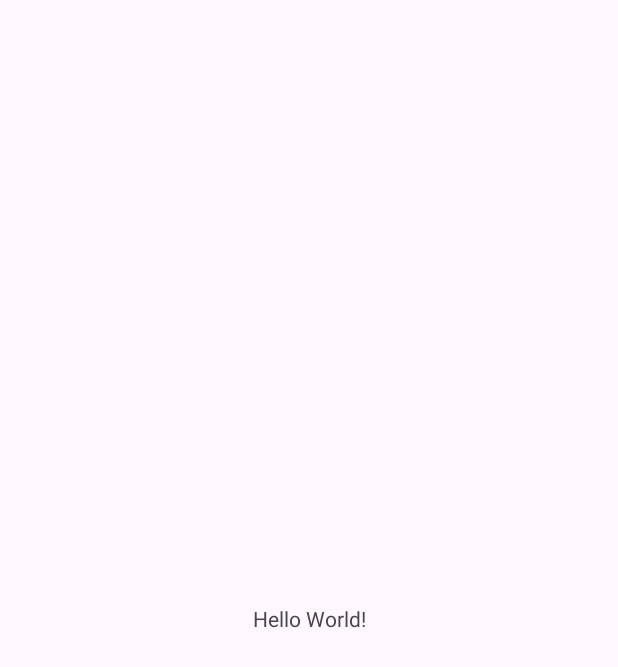
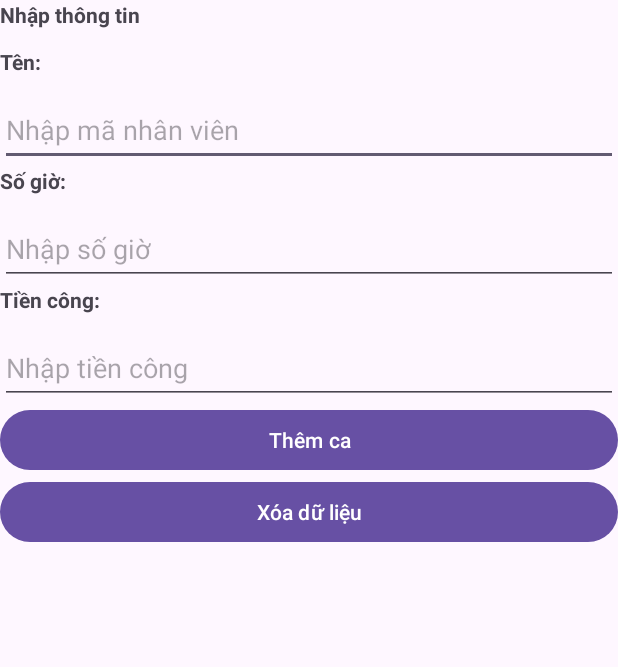
Before and after one commit to vhuy22082005/EXAM70CA, an Android app: the screen it shows after launch (MainActivity), on a phone screen of 412 x 824 dp. Before the commit the part shown is almost empty. Shown: the top 667 px of the screen. Run offline under Robolectric (Android 15) with nearby library versions, the phone set to English and light mode, and no system bars.

Commit message:
hoàn thành giao diện xml

```diff
--- a/app/src/main/res/layout/activity_main.xml
+++ b/app/src/main/res/layout/activity_main.xml
@@ -1,19 +1,84 @@
 <?xml version="1.0" encoding="utf-8"?>
-<androidx.constraintlayout.widget.ConstraintLayout xmlns:android="http://schemas.android.com/apk/res/android"
+<LinearLayout xmlns:android="http://schemas.android.com/apk/res/android"
     xmlns:app="http://schemas.android.com/apk/res-auto"
-    xmlns:tools="http://schemas.android.com/tools"
-    android:id="@+id/main"
-    android:layout_width="match_parent"
-    android:layout_height="match_parent"
-    tools:context=".MainActivity">
+        xmlns:tools="http://schemas.android.com/tools"
+        android:id="@+id/main"
+        android:layout_width="match_parent"
+        android:layout_height="match_parent"
+        tools:context=".MainActivity"
+        android:layout_gravity="center"
+        android:orientation="vertical"
+        android:padding="20dp">
 
+        <TextView
+            android:id="@+id/thongtin_2108"
+            android:layout_width="wrap_content"
+            android:layout_height="wrap_content"
+            android:text="Nhập thông tin"
+            android:layout_marginBottom="12dp"
+            android:textStyle="bold">
+        </TextView>
     <TextView
-        android:layout_width="wrap_content"
+            android:id="@+id/manhanvien_2108"
+            android:layout_width="wrap_content"
+            android:layout_height="wrap_content"
+            android:text="Tên: "
+            android:textStyle="bold" >
+
+        </TextView>
+    <EditText
+        android:id="@+id/edtmanhanvien_2108"
+        android:layout_width="match_parent"
         android:layout_height="wrap_content"
-        android:text="Hello World!"
-        app:layout_constraintBottom_toBottomOf="parent"
-        app:layout_constraintEnd_toEndOf="parent"
-        app:layout_constraintStart_toStartOf="parent"
-        app:layout_constraintTop_toTopOf="parent" />
+        android:hint="Nhập mã nhân viên "
+        android:minHeight="48dp"
+        android:layout_marginTop="12dp"
+        android:inputType="text">
+    </EditText>
+    <TextView
+            android:id="@+id/sogio_2108"
+            android:layout_width="wrap_content"
+            android:layout_height="wrap_content"
+            android:text="Số giờ: "
+            android:textStyle="bold" >
 
-</androidx.constraintlayout.widget.ConstraintLayout>
+        </TextView>
+    <EditText
+        android:id="@+id/edtsogio_2108"
+        android:layout_width="match_parent"
+        android:layout_height="wrap_content"
+        android:hint="Nhập số giờ "
+        android:minHeight="48dp"
+        android:layout_marginTop="12dp"
+        android:inputType="text">
+    </EditText>
+    <TextView
+            android:id="@+id/tiencong_2108"
+            android:layout_width="wrap_content"
+            android:layout_height="wrap_content"
+            android:text="Tiền công: "
+            android:textStyle="bold" >
+
+        </TextView>
+    <EditText
+        android:id="@+id/edttiencong_2108"
+        android:layout_width="match_parent"
+        android:layout_height="wrap_content"
+        android:hint="Nhập tiền công "
+        android:minHeight="48dp"
+        android:layout_marginTop="12dp"
+        android:inputType="text">
+    </EditText>
+    <Button
+        android:id="@+id/btnthem_2108"
+        android:layout_width="match_parent"
+        android:layout_height="wrap_content"
+        android:text="Thêm ca">
+    </Button>
+    <Button
+        android:id="@+id/btnxoa_2108"
+        android:layout_width="match_parent"
+        android:layout_height="wrap_content"
+        android:text="Xóa dữ liệu">
+    </Button>
+</LinearLayout>
```
